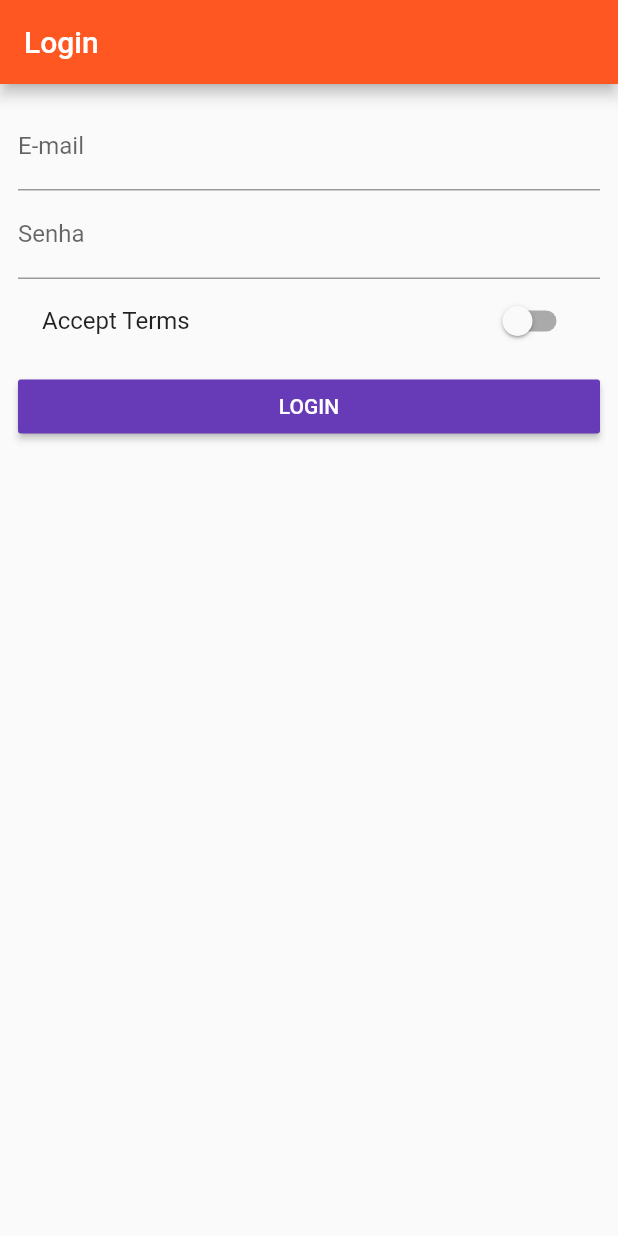
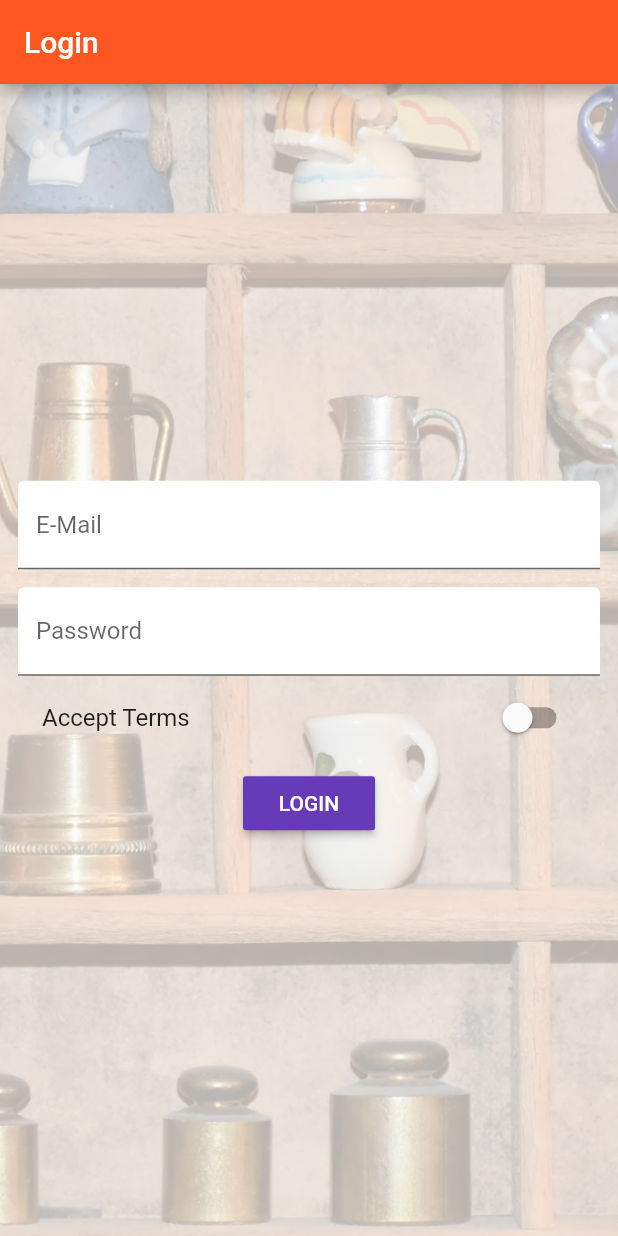
Before and after one commit to JonathanBorralho/flutter_course, a Flutter app: the screen it shows after launch, on a phone screen of 412 x 824 dp. Run offline on Flutter 3.47's test engine with Material 2 defaults, Android fonts, the phone set to English and light mode, and no system bars.

Commit message:
108 - Centering Input Fields

```diff
--- a/lib/pages/auth.dart
+++ b/lib/pages/auth.dart
@@ -19,11 +19,26 @@ class _AuthPageState extends State<AuthPage> {
         title: Text('Login'),
       ),
       body: Container(
-          margin: EdgeInsets.all(12.0),
-          child: ListView(
+          decoration: BoxDecoration(
+            image: DecorationImage(
+              image: AssetImage('assets/background.jpg'),
+              fit: BoxFit.cover,
+              colorFilter: ColorFilter.mode(
+                Colors.black.withOpacity(0.3),
+                BlendMode.dstATop,
+              ),
+            ),
+          ),
+          padding: EdgeInsets.all(12.0),
+          child: Center(
+            child: SingleChildScrollView(
+              child: Column(
                 children: [
                   TextField(
-                decoration: InputDecoration(labelText: 'E-mail'),
+                    decoration: InputDecoration(
+                        labelText: 'E-Mail',
+                        filled: true,
+                        fillColor: Colors.white),
                     keyboardType: TextInputType.emailAddress,
                     onChanged: (String value) {
                       setState(() {
@@ -31,9 +46,14 @@ class _AuthPageState extends State<AuthPage> {
                       });
                     },
                   ),
+                  SizedBox(height: 12.0,),
                   TextField(
                     obscureText: true,
-                decoration: InputDecoration(labelText: 'Senha'),
+                    decoration: InputDecoration(
+                      labelText: 'Password',
+                      filled: true,
+                      fillColor: Colors.white
+                    ),
                     onChanged: (String value) {
                       setState(() {
                         this._password = value;
@@ -61,6 +81,8 @@ class _AuthPageState extends State<AuthPage> {
                     },
                   ),
                 ],
+              ),
+            ),
           )),
     );
   }
--- a/pubspec.yaml
+++ b/pubspec.yaml
@@ -39,6 +39,7 @@ flutter:
   # To add assets to your application, add an assets section, like this:
   assets:
     - assets/food.jpg
+    - assets/background.jpg
   #  - images/a_dot_ham.jpeg
 
   # An image asset can refer to one or more resolution-specific "variants", see
```
Also changed, not shown: assets/background.jpg (added). Lines whose indentation alone changed are shown as unchanged.
